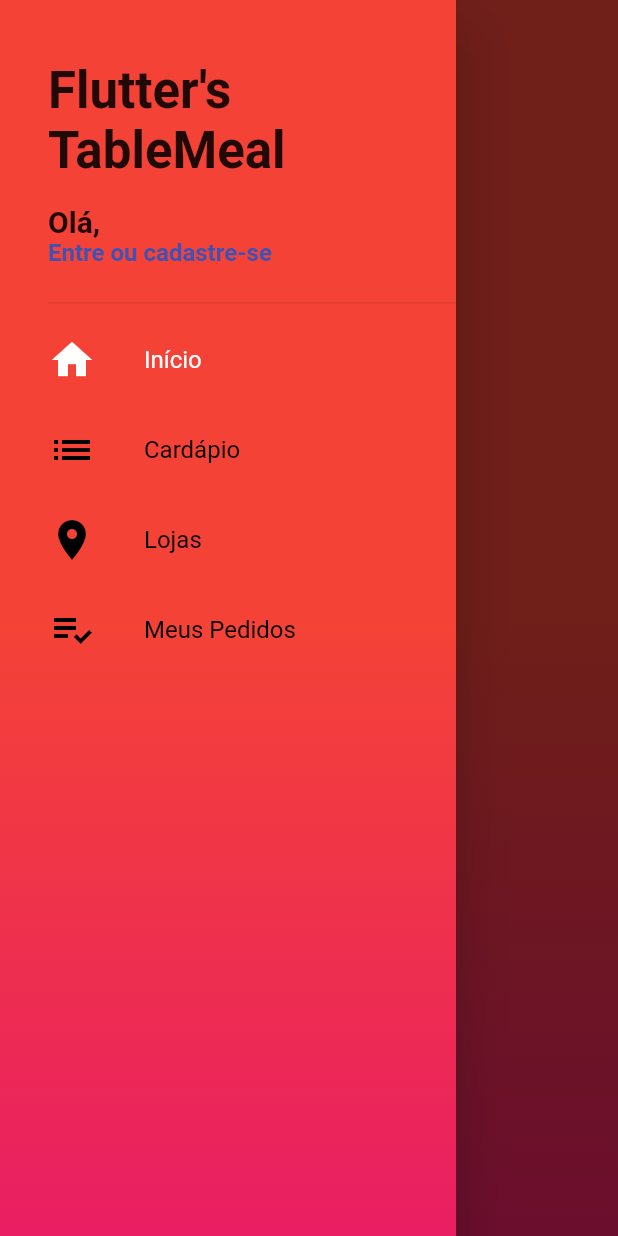
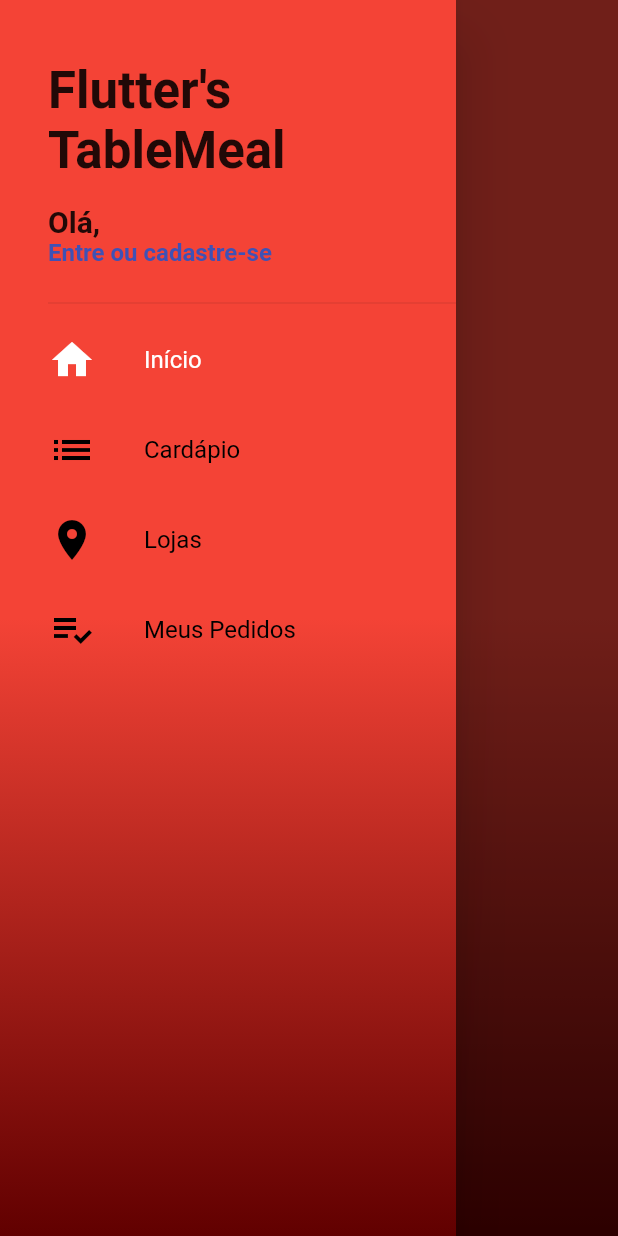
Before and after one commit to GRMCosta/TableMeal, a Flutter app: the screen it shows after launch, with the side drawer open, on a phone screen of 412 x 824 dp. Run offline on Flutter 3.47's test engine with Material 2 defaults, Android fonts, the phone set to English and light mode, and no system bars.

Commit message:
Patch
Mudanças na criação de usuário

```diff
--- a/mobile/lib/JModels/register_model.dart
+++ b/mobile/lib/JModels/register_model.dart
@@ -1,23 +1,23 @@
 import 'dart:convert';
 
-Post postFromJson(String str) => Post.fromJson(json.decode(str));
+SignUp postFromJson(String str) => SignUp.fromJson(json.decode(str));
 
-String postToJson(Post data) => json.encode(data.toJson());
+String postToJson(SignUp data) => json.encode(data.toJson());
 
-class Post {
+class SignUp {
   String name;
   String email;
   String password;
   int cpf;
 
-  Post({
+  SignUp({
     this.name,
     this.email,
     this.password,
     this.cpf,
   });
 
-  factory Post.fromJson(Map<String, dynamic> json) => Post(
+  factory SignUp.fromJson(Map<String, dynamic> json) => SignUp(
     name: json["name"],
     email: json["email"],
     password: json["password"],
--- a/mobile/lib/JServices/register_services.dart
+++ b/mobile/lib/JServices/register_services.dart
@@ -4,14 +4,14 @@ import 'package:http/http.dart' as http;
 import 'dart:async';
 
 
-String _url = 'http://172.16.227.142:9999/clients';
+String _url = 'http://192.168.0.4:9999/clients';
 
-Future<Post> getPost(String nome) async{
+Future<SignUp> getClient(String nome) async{
   final response = await http.post('$_url?name=$nome');
   return postFromJson(response.body);
 }
 
-Future<http.Response> createPost(Post post) async{
+Future<http.Response> createClient(SignUp post) async{
   final response = await http.post('$_url',
       headers: {
         HttpHeaders.contentTypeHeader: 'application/json',
--- a/mobile/lib/Models/user_model.dart
+++ b/mobile/lib/Models/user_model.dart
@@ -21,9 +21,9 @@ class UserModel extends Model {
     isLoading = true;
     notifyListeners();
 
-    Post post = Post(name: name, email: email, password: pass, cpf: cpf);
+    SignUp post = SignUp(name: name, email: email, password: pass, cpf: cpf);
 
-    createPost(post).then((response) {
+    createClient(post).then((response) {
       if (response.statusCode > 200) {
         isLoading = false;
         notifyListeners();
--- a/mobile/lib/Screens/signup_screen.dart
+++ b/mobile/lib/Screens/signup_screen.dart
@@ -35,7 +35,6 @@ class _SignUpScreenState extends State<SignUpScreen> {
             return Center(
               child: CircularProgressIndicator(),
             );
-
           return Form(
             key: _formKey,
             child: ListView(
--- a/mobile/lib/Tabs/home_tab.dart
+++ b/mobile/lib/Tabs/home_tab.dart
@@ -14,7 +14,7 @@ class _HomeTabState extends State<HomeTab> {
           gradient: LinearGradient(
             colors: [
               Colors.red,
-              Colors.pink,
+              Color.fromARGB(255, 97, 0, 0),
             ],
             begin: Alignment.center,
             end: Alignment.bottomCenter,
--- a/mobile/lib/widgets/custom_drawer.dart
+++ b/mobile/lib/widgets/custom_drawer.dart
@@ -16,7 +16,7 @@ class CustomDrawer extends StatelessWidget {
               gradient: LinearGradient(
             colors: [
               Colors.red,
-              Colors.pink,
+              Color.fromARGB(255, 97, 0, 0),
             ],
             begin: Alignment.center,
             end: Alignment.bottomCenter,
```
Also changed, not shown: mobile/lib/Screens/login_screen.dart (+4 -4 lines), mobile/lib/Models/Register.dart (deleted).
